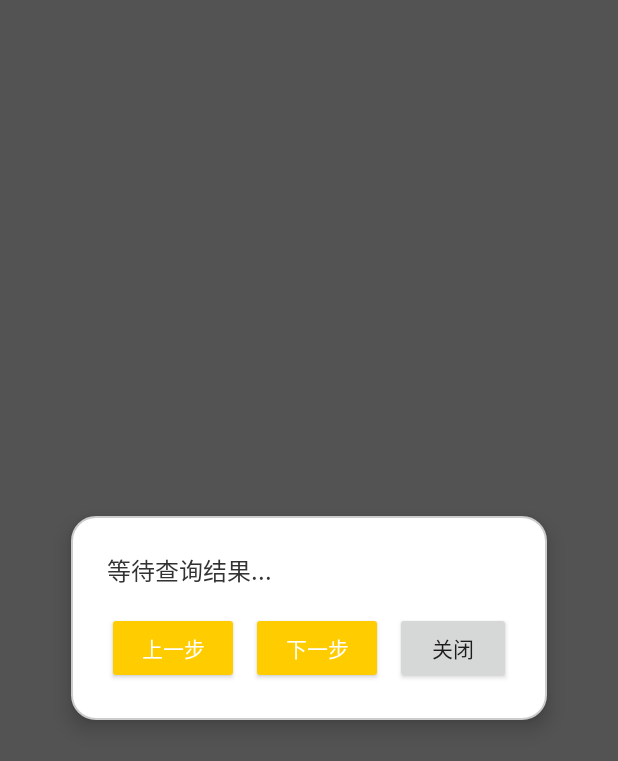
After one commit to Verakinssd/Age_friendly-Auxiliary-System, an Android app: the layout float_view.xml on its own in the app's theme, with its tools: preview values and no code run, on a phone screen of 412 x 824 dp. The commit adds this screen. Shown: the top 761 px of the screen. Run offline under Robolectric (Android 15) with nearby library versions, the phone set to English and light mode, and no system bars.

Commit message:
update_FloatViewService

```diff
--- a/Market/app/src/main/AndroidManifest.xml
+++ b/Market/app/src/main/AndroidManifest.xml
@@ -6,6 +6,7 @@
     <uses-permission android:name="android.permission.CAMERA" />
     <uses-permission android:name="android.permission.READ_EXTERNAL_STORAGE" />
     <uses-permission android:name="android.permission.WRITE_EXTERNAL_STORAGE" />
+    <uses-permission android:name="android.permission.SYSTEM_ALERT_WINDOW" />
 
     <uses-feature
         android:name="android.hardware.camera"
@@ -67,6 +68,9 @@
         <activity android:name=".notification.NotificationActivity"/>
         <activity android:name=".profile.UserInfoListActivity"
             android:exported="false" />
+        <service
+            android:name=".FloatViewService"
+            android:exported="false" />
     </application>
     <uses-permission android:name="android.permission.INTERNET"
         tools:ignore="ManifestOrder" />
--- /dev/null
+++ b/Market/app/src/main/res/drawable/popup_bg.xml
@@ -0,0 +1,7 @@
+<?xml version="1.0" encoding="utf-8"?>
+<shape xmlns:android="http://schemas.android.com/apk/res/android"
+    android:shape="rectangle">
+    <solid android:color="#FFFFFF" />
+    <corners android:radius="16dp" />
+    <stroke android:width="1dp" android:color="#CCCCCC" />
+</shape>
--- /dev/null
+++ b/Market/app/src/main/res/layout/float_view.xml
@@ -0,0 +1,59 @@
+<?xml version="1.0" encoding="utf-8"?>
+<FrameLayout xmlns:android="http://schemas.android.com/apk/res/android"
+    android:id="@+id/float_root"
+    android:layout_width="match_parent"
+    android:layout_height="match_parent"
+    android:background="#AA000000">
+
+    <LinearLayout
+        android:id="@+id/float_container"
+        android:layout_width="317dp"
+        android:layout_height="wrap_content"
+        android:layout_gravity="center"
+        android:background="@drawable/popup_bg"
+        android:elevation="8dp"
+        android:orientation="vertical"
+        android:padding="24dp">  <!-- 阴影效果 -->
+
+        <TextView
+            android:id="@+id/tv_popup_text"
+            android:layout_width="wrap_content"
+            android:layout_height="wrap_content"
+            android:text="等待查询结果..."
+            android:textColor="#333333"
+            android:textSize="16sp" />
+
+        <LinearLayout
+            android:id="@+id/ll_buttons"
+            android:layout_width="match_parent"
+            android:layout_height="wrap_content"
+            android:layout_marginTop="16dp"
+            android:gravity="end"
+            android:orientation="horizontal">
+
+            <Button
+                android:id="@+id/btn_prev"
+                android:layout_width="wrap_content"
+                android:layout_height="wrap_content"
+                android:backgroundTint="@color/yellow"
+                android:text="上一步"
+                android:textColor="#FFFFFF" />
+
+            <Button
+                android:id="@+id/btn_next"
+                android:layout_width="wrap_content"
+                android:layout_height="wrap_content"
+                android:layout_marginStart="8dp"
+                android:backgroundTint="@color/yellow"
+                android:text="下一步"
+                android:textColor="#FFFFFF" />
+
+            <Button
+                android:id="@+id/btn_close"
+                android:layout_width="wrap_content"
+                android:layout_height="wrap_content"
+                android:layout_marginStart="8dp"
+                android:text="关闭" />
+        </LinearLayout>
+    </LinearLayout>
+</FrameLayout>
```
Also changed, not shown: Market/app/src/main/java/com/example/myapplication/FloatViewService.java (added, +229 -0 lines), Market/app/src/main/java/com/example/myapplication/home/HomepageActivity.java (+19 -91 lines), Market/app/src/main/res/layout/popup_step.xml (added, +37 -0 lines).
